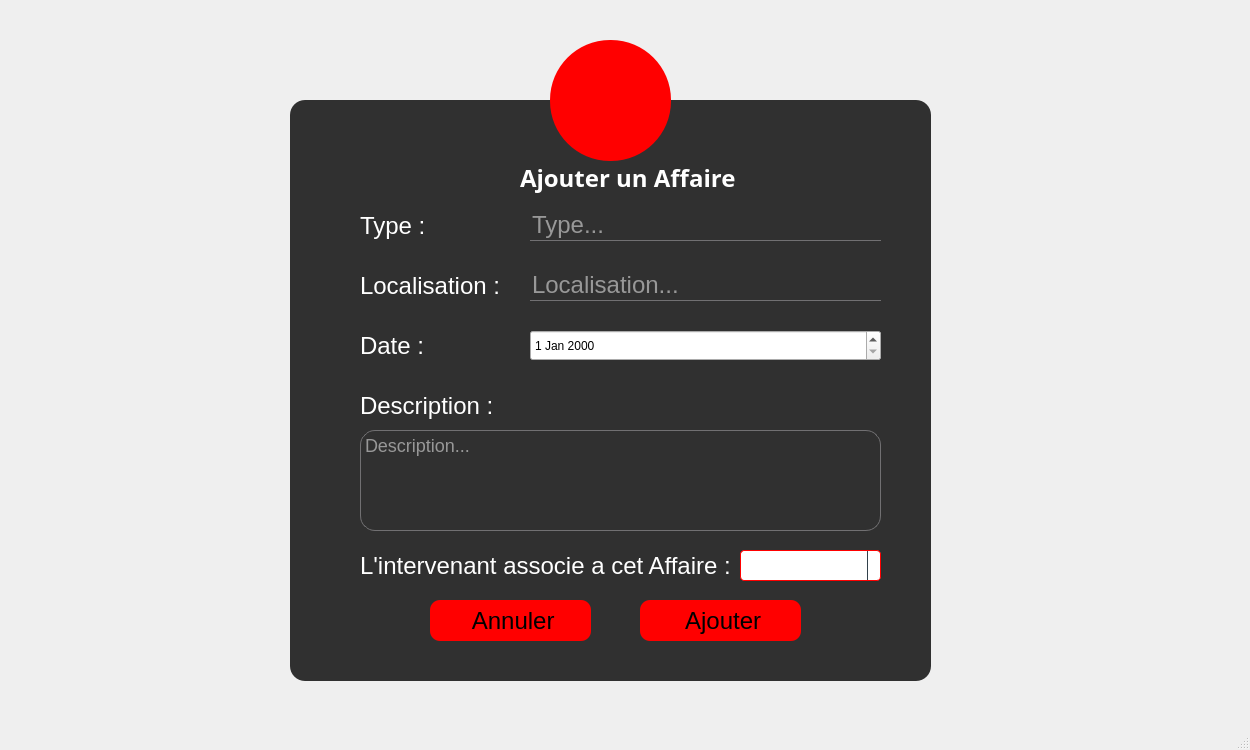
Qt form affairesjuridiques.ui (nefissaKhiari/Smart_Plolice_Station) before a commit.
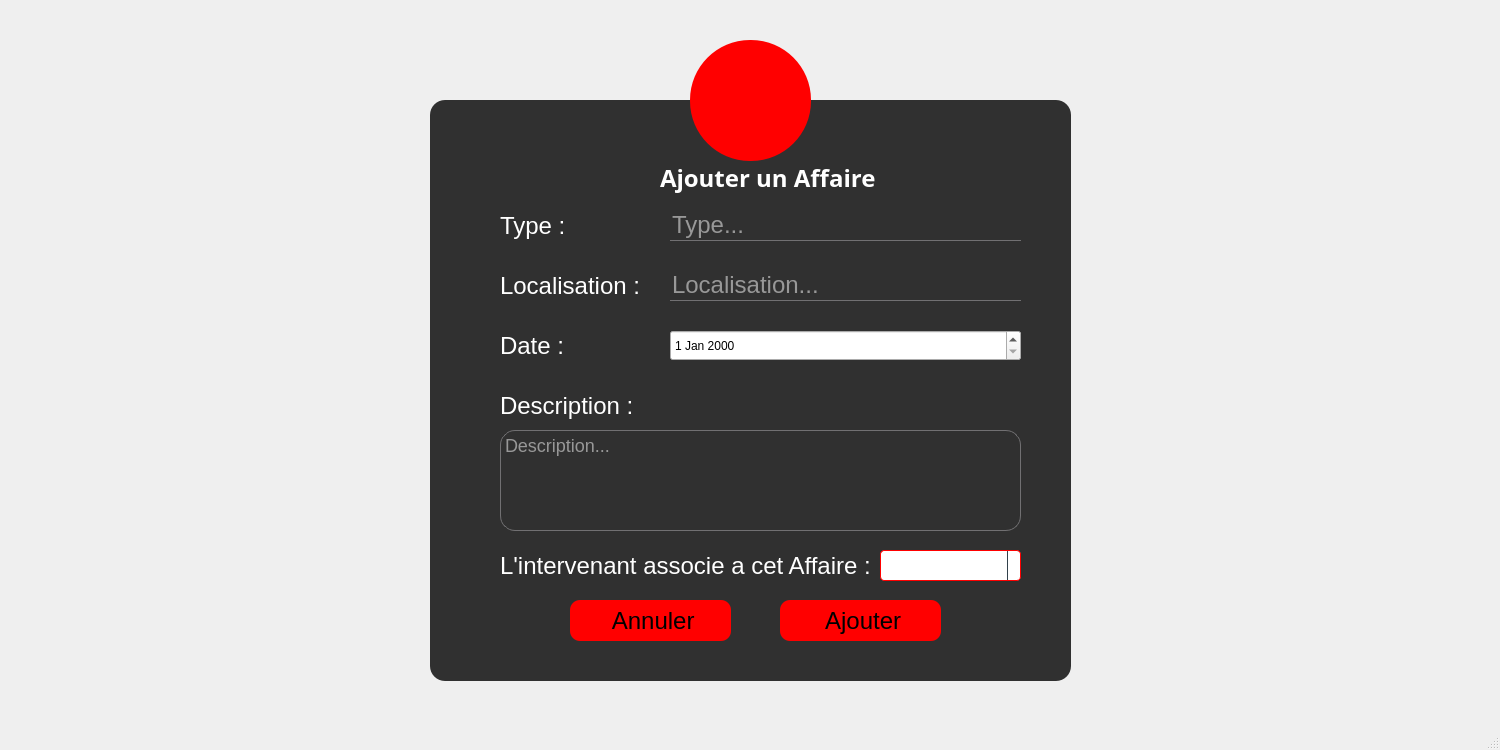
The same form after that commit. The open tabs and pages were chosen to show the change. Icons and pictures are not drawn.

The edit to the form file:
```diff
--- a/affairesjuridiques.ui
+++ b/affairesjuridiques.ui
@@ -6,7 +6,7 @@
    <rect>
     <x>0</x>
     <y>0</y>
-    <width>1250</width>
+    <width>1500</width>
     <height>750</height>
    </rect>
   </property>
@@ -76,7 +76,7 @@
      <rect>
       <x>0</x>
       <y>0</y>
-      <width>1250</width>
+      <width>1501</width>
       <height>711</height>
      </rect>
     </property>
@@ -2199,7 +2199,7 @@
      <widget class="QToolButton" name="toolButton_8">
       <property name="geometry">
        <rect>
-        <x>550</x>
+        <x>690</x>
         <y>40</y>
         <width>121</width>
         <height>121</height>
@@ -2225,7 +2225,7 @@
      <widget class="QFrame" name="frame_8">
       <property name="geometry">
        <rect>
-        <x>290</x>
+        <x>430</x>
         <y>100</y>
         <width>641</width>
         <height>581</height>
```
Left out of the diff: 57 changed lines with no effect on the pictures.
